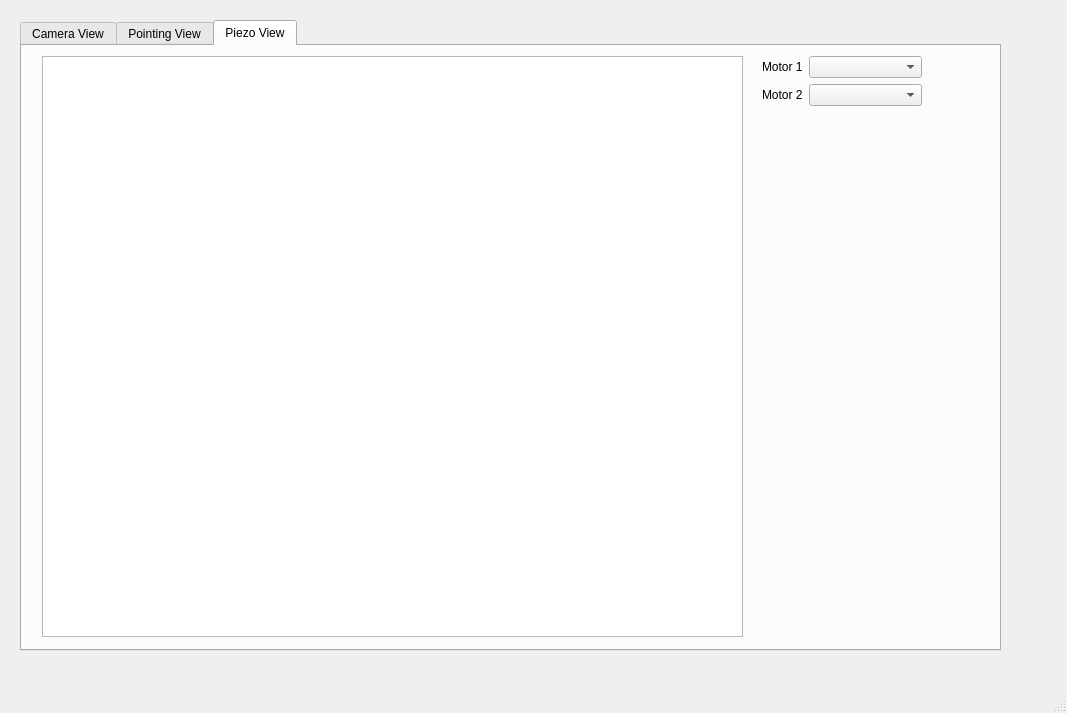
Before: the Qt Designer form pointing_stability.ui in aglinn/LaserPointLock, drawn with Qt 5.
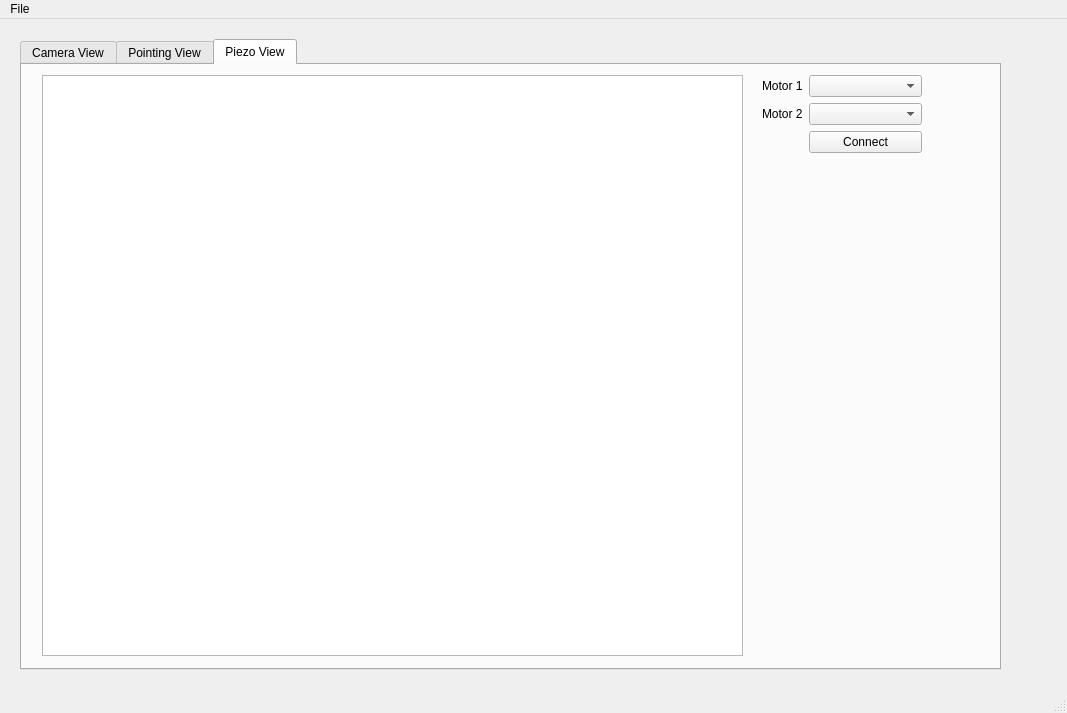
After: the same form once the commit is applied. The open tabs and pages were chosen to show the change. Custom widgets are drawn as their Qt base class.

What changed in the file:
```diff
--- a/pointing_stability.ui
+++ b/pointing_stability.ui
@@ -365,7 +365,7 @@
         <x>740</x>
         <y>10</y>
         <width>160</width>
-        <height>80</height>
+        <height>88</height>
        </rect>
       </property>
       <layout class="QFormLayout" name="formLayout_4">
@@ -389,6 +389,13 @@
        <item row="1" column="1">
         <widget class="QComboBox" name="cb_motors_2"/>
        </item>
+       <item row="2" column="1">
+        <widget class="QPushButton" name="btn_motor_connect">
+         <property name="text">
+          <string>Connect</string>
+         </property>
+        </widget>
+       </item>
       </layout>
      </widget>
     </widget>
@@ -403,6 +410,13 @@
      <height>26</height>
     </rect>
    </property>
+   <widget class="QMenu" name="menuCalibrate">
+    <property name="title">
+     <string>File</string>
+    </property>
+    <addaction name="act_calibrate"/>
+   </widget>
+   <addaction name="menuCalibrate"/>
   </widget>
   <widget class="QStatusBar" name="statusbar"/>
  </widget>
```
Left out of the diff: 16 changed lines with no effect on the pictures.
